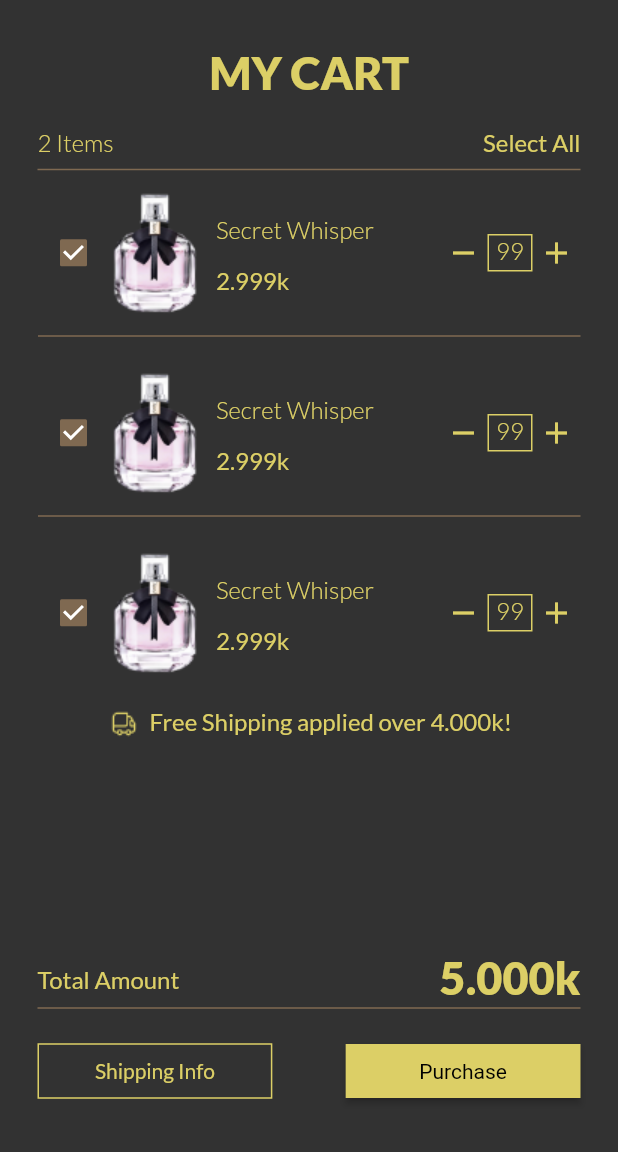
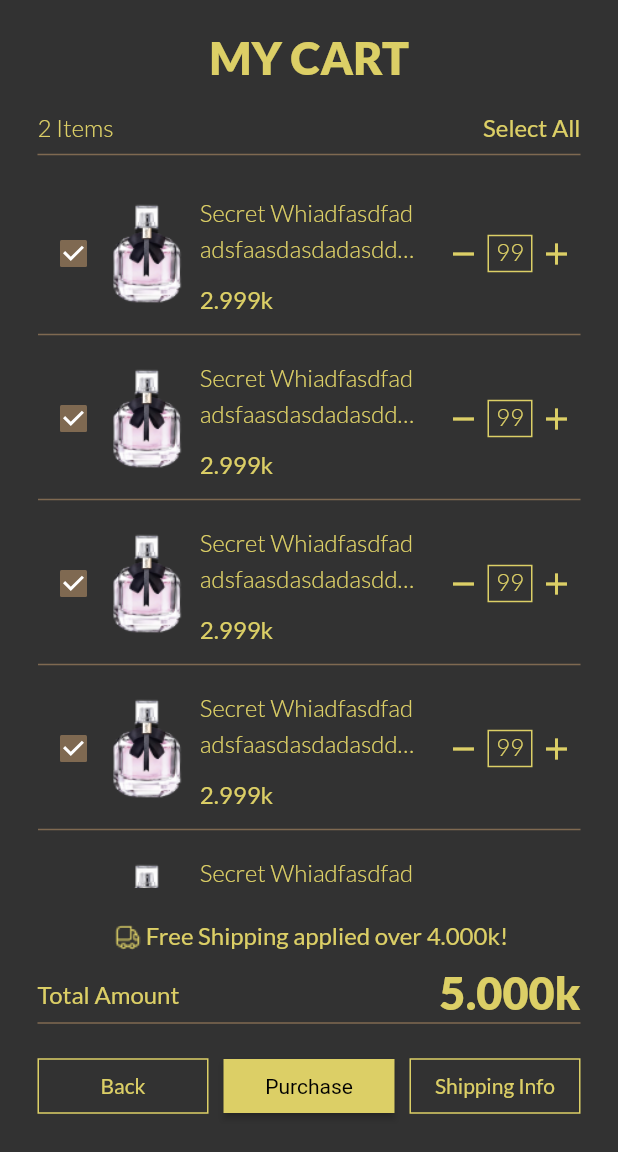
Before and after one commit to L2T-Team/Permix, a Flutter app: the CartScreen screen opened by its route, on a phone screen of 412 x 824 dp, the part 84-1236 px from its top. Run offline on Flutter 3.47's test engine with Material 2 defaults, Android fonts, the phone set to English and light mode, and no system bars.

Commit message:
Touch to cart, order screenfor better look

```diff
--- a/lib/main.dart
+++ b/lib/main.dart
@@ -1,10 +1,13 @@
 import 'package:flutter/cupertino.dart';
 import 'package:flutter/gestures.dart';
 import 'package:flutter/material.dart';
+import 'package:permix/screen/admin-screen.dart';
 import 'package:permix/screen/cart-screen.dart';
 import 'package:permix/screen/customize-screen.dart';
 import 'package:permix/screen/login-screen.dart';
 import 'package:permix/screen/menu-screen.dart';
+import 'package:permix/screen/order-detail-screen.dart';
+import 'package:permix/screen/order-screen.dart';
 import 'package:permix/screen/payment-screen.dart';
 import 'package:permix/screen/product-detail-screen.dart';
 import 'package:permix/screen/product-screen.dart';
@@ -122,6 +125,8 @@ class MainApp extends StatelessWidget {
         PermixRoutes.productScreen: (_) => const ProductScreen(),
         PermixRoutes.shippingScreen: (_) => const ShippingScreen(),
         PermixRoutes.signUpScreen: (_) => const SignupScreen(),
+        PermixRoutes.orderScreen: (_) => const OrderScreen(),
+        PermixRoutes.orderDetailScreen: (_) => const OrderDetailScreen(),
         PermixRoutes.splashScreen: (_) => const HomeScreen(),
       },
     );
--- a/lib/screen/cart-screen.dart
+++ b/lib/screen/cart-screen.dart
@@ -22,7 +22,7 @@ class CartScreen extends StatelessWidget {
         height: size.height - kToolbarHeight - padding.top,
         color: Theme.of(context).colorScheme.background,
         padding: EdgeInsets.symmetric(
-            vertical: 30, horizontal: DEFAULT_HORIZONTAL_PADDING),
+            vertical: 20, horizontal: DEFAULT_HORIZONTAL_PADDING),
         child: Column(
           children: [
             Text(
@@ -50,8 +50,7 @@ class CartScreen extends StatelessWidget {
                 color: Theme.of(context).colorScheme.secondary,
               ),
             ),
-            SizedBox(
-              height: size.height / 2.5,
+            Expanded(
               child: ListView.builder(
                   shrinkWrap: true,
                   itemCount: 5,
@@ -69,20 +68,19 @@ class CartScreen extends StatelessWidget {
                   AssetImage('$IMAGE_PATH/truck-icon.png'),
                   color: PRIMARY_COLOR,
                 ),
-                SizedBox(
-                  width: 5,
-                ),
-                Text(
+                Padding(
+                  padding: EdgeInsets.symmetric(vertical: 10),
+                  child: Text(
                     'Free Shipping applied over 4.000k!',
                     style: Theme.of(context)
                         .textTheme
                         .bodyMedium!
                         .copyWith(height: 1),
+                  ),
                 )
               ],
             ),
-            Expanded(
-              child: Column(
+            Column(
               mainAxisAlignment: MainAxisAlignment.end,
               children: [
                 Row(
@@ -108,7 +106,30 @@ class CartScreen extends StatelessWidget {
                   mainAxisSize: MainAxisSize.max,
                   mainAxisAlignment: MainAxisAlignment.spaceBetween,
                   children: [
-                      TextButton(
+                    Flexible(
+                      child: TextButton(
+                        onPressed: () {},
+                        child: Text('Back'),
+                      ),
+                    ),
+                    SizedBox(
+                      width: 10,
+                    ),
+                    Flexible(
+                      child: ElevatedButton(
+                        onPressed: () {
+                          Navigator.of(context).push(
+                              CustomPageRouteBuilder.getPageRouteBuilder(
+                                  PaymentScreen()));
+                        },
+                        child: Text('Purchase'),
+                      ),
+                    ),
+                    SizedBox(
+                      width: 10,
+                    ),
+                    Flexible(
+                      child: TextButton(
                         onPressed: () {
                           Navigator.of(context).push(
                               CustomPageRouteBuilder.getPageRouteBuilder(
@@ -116,18 +137,10 @@ class CartScreen extends StatelessWidget {
                         },
                         child: Text('Shipping Info'),
                       ),
-                      ElevatedButton(
-                        onPressed: () {
-                          Navigator.of(context).push(
-                              CustomPageRouteBuilder.getPageRouteBuilder(
-                                  PaymentScreen()));
-                        },
-                        child: Text('Purchase'),
                     ),
                   ],
-                  )
+                ),
               ],
-              ),
             )
           ],
         ),
--- a/lib/screen/payment-screen.dart
+++ b/lib/screen/payment-screen.dart
@@ -97,7 +97,7 @@ class PaymentScreen extends StatelessWidget {
               child: InkWell(
                 highlightColor: PRIMARY_COLOR,
                 splashColor: PRIMARY_COLOR,
-                child: _buildInfoRow(context, Icons.qr_code, 'Show QR Code'),
+                child: _buildInfoRow(context, Icons.qr_code, 'QR Code'),
                 onTap: () async {
                   await showDialog(
                       context: context, builder: (_) => ImageDialog());
--- a/lib/util/routes.dart
+++ b/lib/util/routes.dart
@@ -9,4 +9,6 @@ class PermixRoutes {
   static const shippingScreen = '/shipping';
   static const signUpScreen = '/sign-up';
   static const splashScreen = '/splash';
+  static const orderScreen = '/orders';
+  static const orderDetailScreen = '/order-detail';
 }
--- a/lib/widget/common/app-bar.dart
+++ b/lib/widget/common/app-bar.dart
@@ -5,8 +5,12 @@ import 'package:permix/screen/menu-screen.dart';
 import '../../util/constant.dart';
 import '../../util/custom-page-route-builder.dart';
 
-AppBar getAppBar(BuildContext context,
-        {bool isMenuActive = true, bool isCartActive = true}) =>
+AppBar getAppBar(
+  BuildContext context, {
+  bool isMenuActive = true,
+  bool isCartActive = true,
+  bool isAdmin = false,
+}) =>
     AppBar(
       leading: Padding(
         padding: const EdgeInsets.only(left: 25.0),
@@ -15,20 +19,42 @@ AppBar getAppBar(BuildContext context,
           visualDensity: const VisualDensity(
               horizontal: VisualDensity.minimumDensity,
               vertical: VisualDensity.minimumDensity),
-          icon: ImageIcon(
+          icon: const ImageIcon(
             AssetImage('assets/images/menu-icon.png'),
             color: PRIMARY_COLOR,
           ),
           onPressed: isMenuActive
               ? () {
                   Navigator.of(context).push(
-                      CustomPageRouteBuilder.getPageRouteBuilder(MenuScreen()));
+                    CustomPageRouteBuilder.getPageRouteBuilder(
+                      MenuScreen(
+                        isAdmin: isAdmin,
+                      ),
+                    ),
+                  );
                 }
               : () {},
         ),
       ),
-      title: Center(child: Image.asset('assets/images/logo-sub.png')),
-      actions: [
+      title: Center(
+        child: Column(
+          children: [
+            Image.asset('assets/images/logo-sub.png'),
+            isAdmin
+                ? Text(
+                    'Admin',
+                    style: Theme.of(context)
+                        .textTheme
+                        .bodyMedium!
+                        .copyWith(fontFamily: 'Times New Roman'),
+                  )
+                : SizedBox(),
+          ],
+        ),
+      ),
+      actions: isAdmin
+          ? [const Padding(padding: EdgeInsets.all(25))]
+          : [
               Padding(
                 padding: const EdgeInsets.only(right: 25.0),
                 child: IconButton(
--- a/lib/widget/common/cart-item.dart
+++ b/lib/widget/common/cart-item.dart
@@ -1,4 +1,5 @@
 import 'package:flutter/material.dart';
+import 'package:permix/widget/common/list-item.dart';
 
 import '../../util/constant.dart';
 
@@ -12,38 +13,20 @@ class CartItem extends StatefulWidget {
 class _CartItemState extends State<CartItem> {
   @override
   Widget build(BuildContext context) {
-    return Container(
-      height: 120,
-      child: Column(
-        children: [
-          Row(
+    return ListItem(
+      height: 110,
+      leading: Row(
         children: [
           Checkbox(value: true, onChanged: (val) {}),
           Image.asset(
             '$IMAGE_PATH/products/1.png',
-                // height: 100,
+            height: 70,
           ),
-              SizedBox(
-                width: 10,
-              ),
-              Column(
-                mainAxisSize: MainAxisSize.max,
-                mainAxisAlignment: MainAxisAlignment.spaceBetween,
-                crossAxisAlignment: CrossAxisAlignment.start,
-                children: [
-                  Text(
-                    'Secret Whisper',
-                    style: Theme.of(context).textTheme.bodySmall,
-                  ),
-                  SizedBox(
-                    height: 10,
-                  ),
-                  Text('2.999k')
         ],
       ),
-              Expanded(
-                child: Container(
-                  width: double.infinity,
+      trailing: Container(
+        // width: double.infinity,
+        width: 100,
         child: Row(
           mainAxisSize: MainAxisSize.min,
           mainAxisAlignment: MainAxisAlignment.end,
@@ -70,10 +53,8 @@ class _CartItemState extends State<CartItem> {
               child: Text(
                 '99',
                 textAlign: TextAlign.center,
-                          style: Theme.of(context)
-                              .textTheme
-                              .bodySmall!
-                              .copyWith(height: 1),
+                style:
+                    Theme.of(context).textTheme.bodySmall!.copyWith(height: 1),
               ),
             ),
             IconButton(
@@ -88,19 +69,8 @@ class _CartItemState extends State<CartItem> {
           ],
         ),
       ),
-              )
-            ],
-          ),
-          Padding(
-            padding: const EdgeInsets.symmetric(vertical: 10),
-            child: Divider(
-              thickness: 1,
-              height: 6,
-              color: Theme.of(context).colorScheme.secondary,
-            ),
-          ),
-        ],
-      ),
+      title: 'Secret Whiadfasdfadadsfaasdasdadasddassdfs sdfssper',
+      subTitle: '2.999k',
     );
   }
 }
--- /dev/null
+++ b/lib/widget/common/list-item.dart
@@ -0,0 +1,73 @@
+import 'package:flutter/material.dart';
+
+import '../../util/constant.dart';
+
+class ListItem extends StatelessWidget {
+  const ListItem({
+    Key? key,
+    required this.leading,
+    required this.trailing,
+    required this.title,
+    required this.subTitle,
+    required this.height,
+  }) : super(key: key);
+
+  final Widget leading;
+  final Widget trailing;
+  final String title;
+  final String subTitle;
+  final double height;
+  // final VoidCallback onTapHandler;
+
+  @override
+  Widget build(BuildContext context) {
+    return Container(
+      height: height,
+      child: Column(
+        mainAxisAlignment: MainAxisAlignment.end,
+        children: [
+          Row(
+            children: [
+              leading,
+              SizedBox(
+                width: 10,
+              ),
+              Expanded(
+                child: Padding(
+                  padding: const EdgeInsets.only(right: 8.0),
+                  child: Column(
+                    mainAxisSize: MainAxisSize.max,
+                    mainAxisAlignment: MainAxisAlignment.spaceBetween,
+                    crossAxisAlignment: CrossAxisAlignment.start,
+                    children: [
+                      Text(
+                        title,
+                        style: Theme.of(context).textTheme.bodySmall,
+                        maxLines: 2,
+                        overflow: TextOverflow.ellipsis,
+                      ),
+                      SizedBox(
+                        height: 10,
+                      ),
+                      Text(subTitle)
+                    ],
+                  ),
+                ),
+              ),
+              trailing
+            ],
+          ),
+          Padding(
+            padding: const EdgeInsets.only(top: 10),
+            child: Divider(
+              thickness: 1,
+              height: 6,
+              color: Theme.of(context).colorScheme.secondary,
+            ),
+          ),
+        ],
+      ),
+    );
+    ;
+  }
+}
```
Also changed, not shown: lib/model/enum.dart (+9 -0 lines), lib/screen/menu-screen.dart (+27 -2 lines), lib/screen/order-detail-screen.dart (added, +93 -0 lines), lib/screen/order-screen.dart (added, +71 -0 lines), lib/widget/common/order-detail-item.dart (added, +44 -0 lines), lib/widget/common/order-item.dart (added, +31 -0 lines), lib/widget/common/order-status-badge.dart (added, +28 -0 lines). Lines whose indentation alone changed are shown as unchanged.
